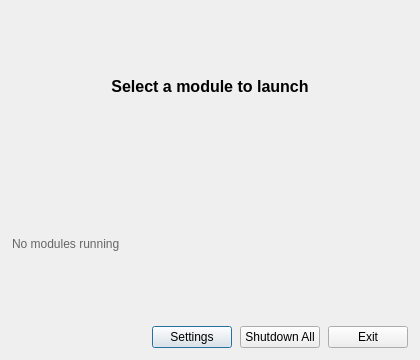
Before: the Qt Designer form gui/dashpva.ui in AdvancedPhotonSource/DashPVA, drawn with Qt 5.
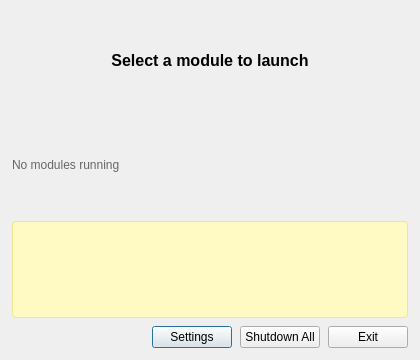
After: the same form once the commit is applied.

```diff
--- a/gui/dashpva.ui
+++ b/gui/dashpva.ui
@@ -56,6 +56,21 @@
      </property>
     </widget>
    </item>
+  <!-- Ephemeral info banner just above the bottom button bar -->
+  <item>
+   <widget class="QLabel" name="lbl_info">
+    <property name="styleSheet">
+     <string notr="true">background-color: #FFF9C4; color: #555; border: 1px solid #F0E68C; padding: 6px; border-radius: 4px; font-size: 11px;</string>
+    </property>
+    <property name="text">
+     <string></string>
+    </property>
+    <property name="wordWrap">
+     <bool>true</bool>
+    </property>
+   </widget>
+  </item>
+
    <item>
     <layout class="QHBoxLayout" name="horizontalLayout">
      <item>
```
